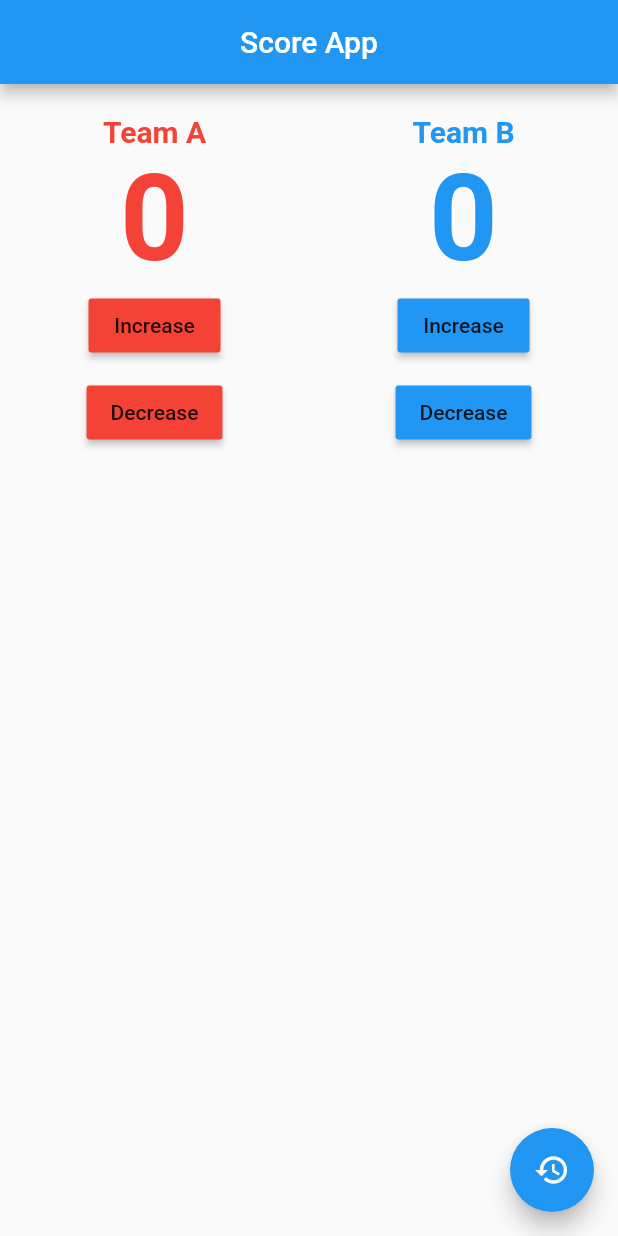
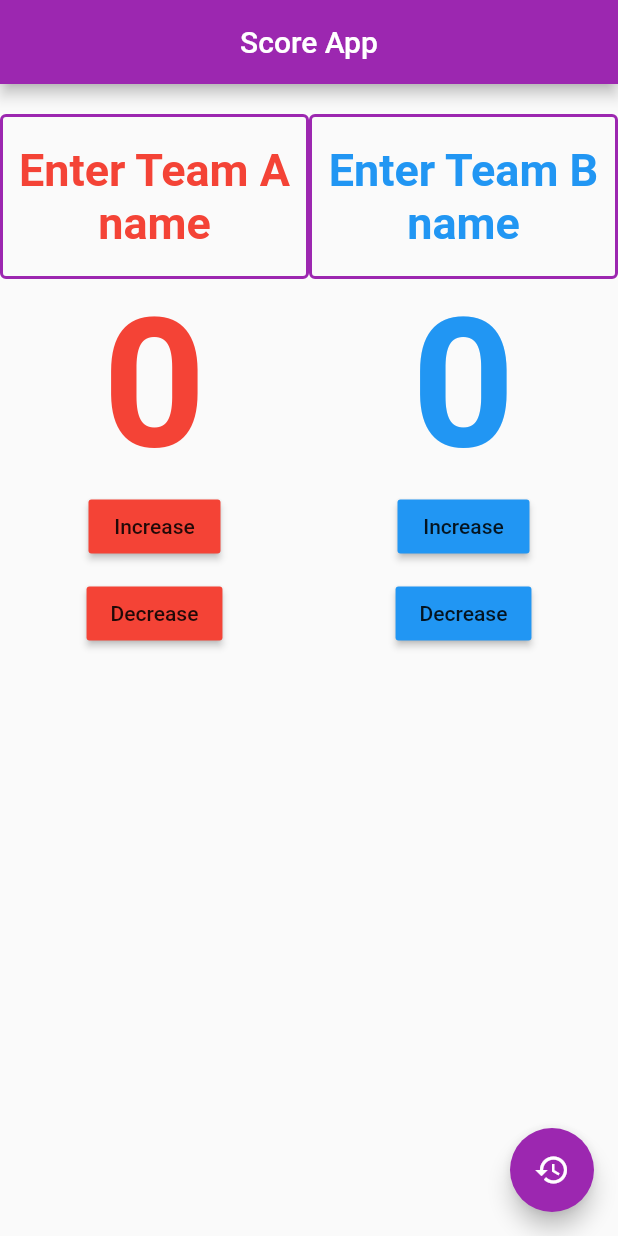
Before and after one commit to Bikashgc/score_app, a Flutter app: the screen it shows after launch, on a phone screen of 412 x 824 dp. Run offline on Flutter 3.47's test engine with Material 2 defaults, Android fonts, the phone set to English and light mode, and no system bars.

Commit message:
updated ui

```diff
--- a/lib/home_page.dart
+++ b/lib/home_page.dart
@@ -48,7 +48,7 @@ class _HomePageState extends State<HomePage> {
   Widget build(BuildContext context) {
     return Scaffold(
       appBar: AppBar(
-        title: Text("Score App"),
+        title: const Text("Score App"),
         centerTitle: true,
       ),
       body: Padding(
@@ -60,36 +60,50 @@ class _HomePageState extends State<HomePage> {
             Expanded(
               child: Column(
                 children: [
-                  const Text(
-                    'Team A',
+                  const TextField(
+                    textAlign: TextAlign.center,
+                    decoration: InputDecoration(
+                      enabledBorder: OutlineInputBorder(
+                        borderSide: BorderSide(
+                          color: Colors.purple,
+                          width: 2.0,
+                        ),
+                      ),
+                      hintText: 'Enter Team A name',
+                      hintStyle: TextStyle(
+                        color: Colors.red,
+                      ),
+                    ),
                     style: TextStyle(
-                      fontSize: 20,
                       color: Colors.red,
                       fontWeight: FontWeight.bold,
+                      fontSize: 30,
                     ),
+                    minLines: 1,
+                    maxLines: 3,
                   ),
                   Text(
                     numberA.toString(),
-                    style: TextStyle(
-                      fontSize: 80,
+                    style: const TextStyle(
+                      fontSize: 120,
                       color: Colors.red,
                       fontWeight: FontWeight.bold,
                     ),
                   ),
                   RaisedButton(
                     color: Colors.red,
+                    onPressed: increaseNumberTeamA,
                     child: const Text(
                       'Increase',
                     ),
-                    onPressed: increaseNumberTeamA,
                   ),
-                  SizedBox(height: 10),
+                  const SizedBox(height: 10),
                   RaisedButton(
                     color: Colors.red,
+                    onPressed: decreaseNumberTeamA,
                     child: const Text(
                       'Decrease',
                     ),
-                    onPressed: decreaseNumberTeamA,
                   ),
                 ],
               ),
@@ -97,36 +111,50 @@ class _HomePageState extends State<HomePage> {
             Expanded(
               child: Column(
                 children: [
-                  const Text(
-                    'Team B',
+                  const TextField(
+                    textAlign: TextAlign.center,
+                    decoration: InputDecoration(
+                      enabledBorder: OutlineInputBorder(
+                        borderSide: BorderSide(
+                          color: Colors.purple,
+                          width: 2.0,
+                        ),
+                      ),
+                      hintText: 'Enter Team B name',
+                      hintStyle: TextStyle(
+                        color: Colors.blue,
+                      ),
+                    ),
                     style: TextStyle(
-                      fontSize: 20,
                       color: Colors.blue,
                       fontWeight: FontWeight.bold,
+                      fontSize: 30,
                     ),
+                    minLines: 1,
+                    maxLines: 3,
                   ),
                   Text(
                     numberB.toString(),
-                    style: TextStyle(
-                      fontSize: 80,
+                    style: const TextStyle(
+                      fontSize: 120,
                       color: Colors.blue,
                       fontWeight: FontWeight.bold,
                     ),
                   ),
                   RaisedButton(
                     color: Colors.blue,
+                    onPressed: increaseNumberTeamB,
                     child: const Text(
                       'Increase',
                     ),
-                    onPressed: increaseNumberTeamB,
                   ),
                   const SizedBox(height: 10),
                   RaisedButton(
                     color: Colors.blue,
+                    onPressed: decreaseNumberTeamB,
                     child: const Text(
                       'Decrease',
                     ),
-                    onPressed: decreaseNumberTeamB,
                   ),
                 ],
               ),
@@ -135,8 +163,8 @@ class _HomePageState extends State<HomePage> {
         ),
       ),
       floatingActionButton: FloatingActionButton(
-        child: Icon(Icons.restore_outlined),
         onPressed: resetNumber,
+        child: const Icon(Icons.restore_outlined),
       ),
     );
   }
--- a/lib/my_app.dart
+++ b/lib/my_app.dart
@@ -1,4 +1,5 @@
 import 'package:flutter/material.dart ';
+import 'package:flutter/material.dart';
 import 'home_page.dart';
 
 class MyApp extends StatelessWidget {
@@ -6,10 +7,13 @@ class MyApp extends StatelessWidget {
 
   @override
   Widget build(BuildContext context) {
-    return const MaterialApp(
+    return MaterialApp(
       debugShowCheckedModeBanner: false,
-      title: 'Score App',
-      home: HomePage(),
+      title: "Score App",
+      theme: ThemeData(
+        primarySwatch: Colors.purple,
+      ),
+      home: const HomePage(),
     );
   }
 }
```
